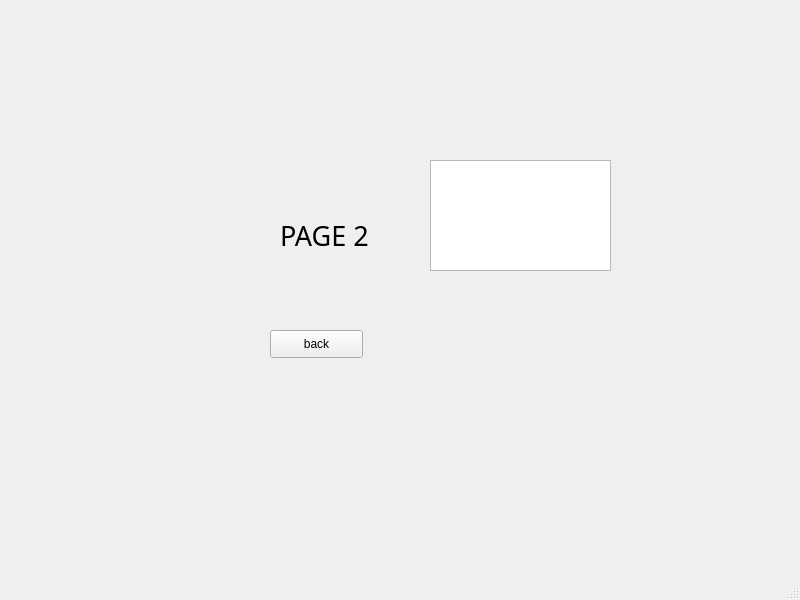
Qt form Qt_test/swtest.ui (SE-PROJ-MEMBER/SE-PROJ) before a commit.
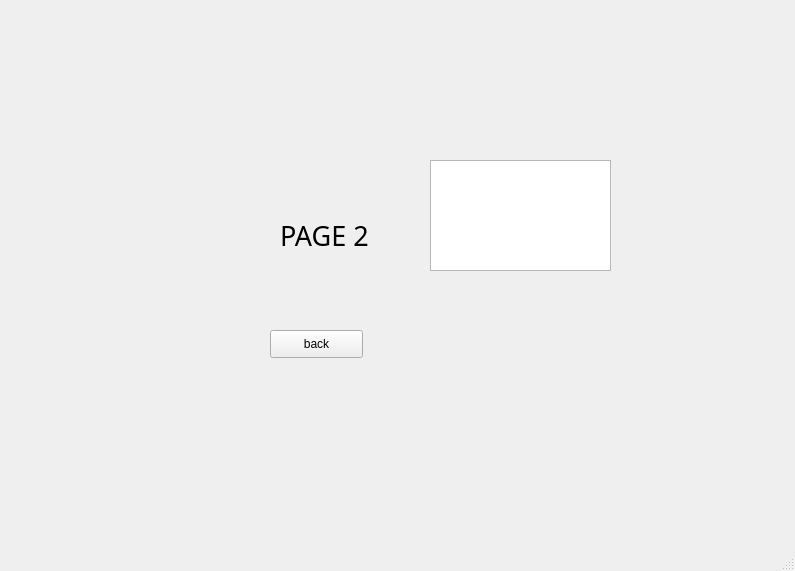
The same form after that commit. The open tabs and pages were chosen to show the change.

The edit to the form file:
```diff
--- a/Qt_test/swtest.ui
+++ b/Qt_test/swtest.ui
@@ -6,8 +6,8 @@
    <rect>
     <x>0</x>
     <y>0</y>
-    <width>800</width>
-    <height>600</height>
+    <width>795</width>
+    <height>571</height>
    </rect>
   </property>
   <property name="windowTitle">
```
Left out of the diff: 12 changed lines with no effect on the pictures.
